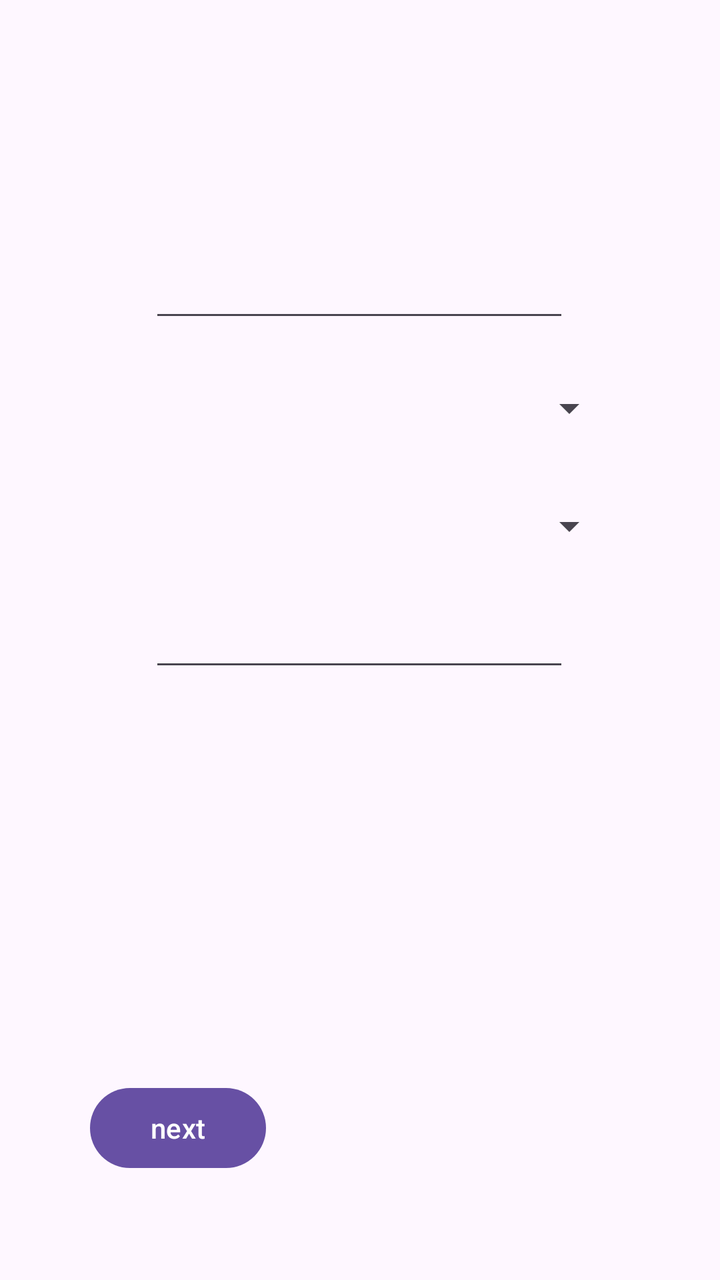
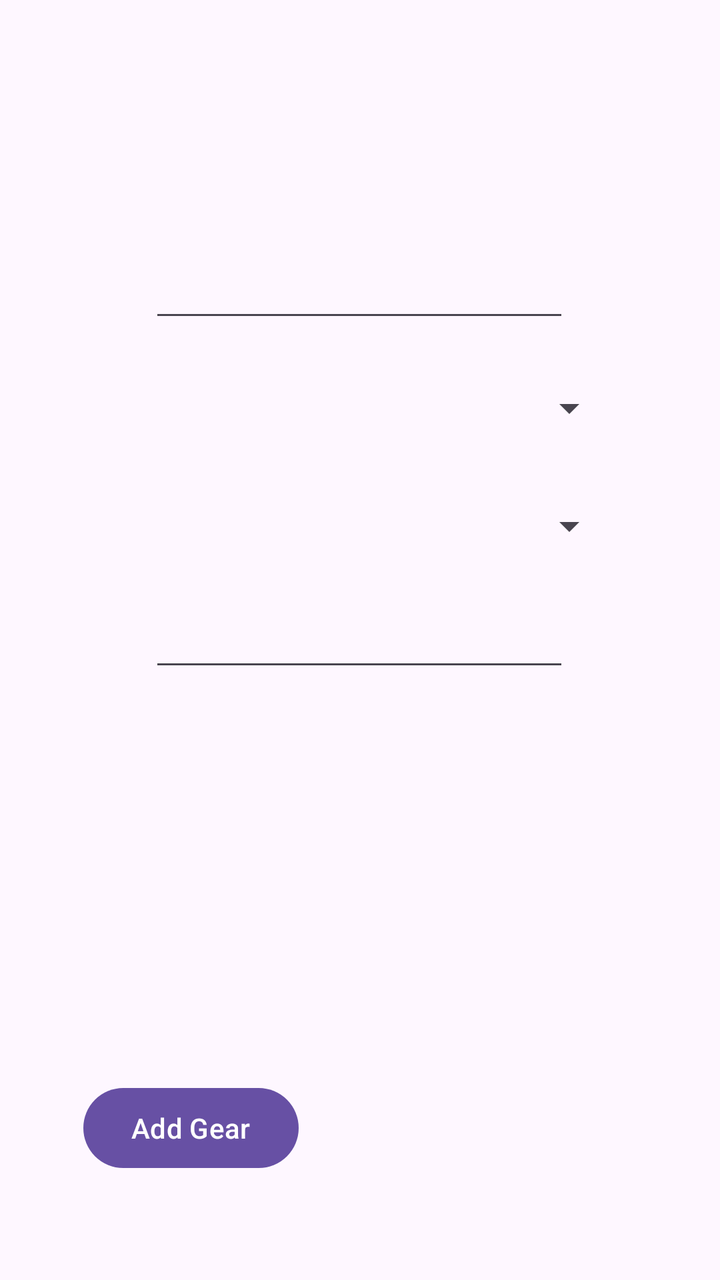

Before-and-after screenshots of an Android layout around one commit, followed by the original layout XML and the change that was made.
<!-- AndroidManifest.xml: application theme Theme.Ima51122026g1practicumST10515004 -->
<!-- res/layout/activity_page2.xml -->
<?xml version="1.0" encoding="utf-8"?>
<androidx.constraintlayout.widget.ConstraintLayout xmlns:android="http://schemas.android.com/apk/res/android"
    xmlns:app="http://schemas.android.com/apk/res-auto"
    xmlns:tools="http://schemas.android.com/tools"
    android:id="@+id/main"
    android:layout_width="match_parent"
    android:layout_height="match_parent"
    tools:context=".input">

    <EditText
        android:id="@+id/Item"
        android:layout_width="wrap_content"
        android:layout_height="wrap_content"
        android:ems="10"
        android:inputType="text"
        android:text=""
        app:layout_constraintBottom_toBottomOf="parent"
        app:layout_constraintEnd_toEndOf="parent"
        app:layout_constraintHorizontal_bias="0.497"
        app:layout_constraintStart_toStartOf="parent"
        app:layout_constraintTop_toTopOf="parent"
        app:layout_constraintVertical_bias="0.208"
        />

    <EditText
        android:id="@+id/comment"
        android:layout_width="wrap_content"
        android:layout_height="wrap_content"
        android:ems="10"
        android:inputType="text"
        android:text=""
        app:layout_constraintBottom_toBottomOf="parent"
        app:layout_constraintEnd_toEndOf="parent"
        app:layout_constraintHorizontal_bias="0.497"
        app:layout_constraintStart_toStartOf="parent"
        app:layout_constraintTop_toTopOf="parent" />

    <Spinner
        android:id="@+id/quantity"
        android:layout_width="257dp"
        android:layout_height="49dp"
        app:layout_constraintBottom_toBottomOf="parent"
        app:layout_constraintEnd_toEndOf="parent"
        app:layout_constraintStart_toStartOf="parent"
        app:layout_constraintTop_toTopOf="parent"
        app:layout_constraintVertical_bias="0.404" />

    <Spinner
        android:id="@+id/catagory"
        android:layout_width="257dp"
        android:layout_height="49dp"
        app:layout_constraintBottom_toBottomOf="parent"
        app:layout_constraintEnd_toEndOf="parent"
        app:layout_constraintStart_toStartOf="parent"
        app:layout_constraintTop_toTopOf="parent"
        app:layout_constraintVertical_bias="0.304" />

    <Button
        android:id="@+id/Next"
        android:layout_width="wrap_content"
        android:layout_height="wrap_content"
        android:text="next"
        app:layout_constraintBottom_toBottomOf="parent"
        app:layout_constraintEnd_toEndOf="parent"
        app:layout_constraintHorizontal_bias="0.165"
        app:layout_constraintStart_toStartOf="parent"
        app:layout_constraintTop_toTopOf="parent"
        app:layout_constraintVertical_bias="0.912" />

</androidx.constraintlayout.widget.ConstraintLayout>
<!-- resources referenced by this layout -->
<resources>
  <style name="Theme.Ima51122026g1practicumST10515004" parent="Base.Theme.Ima51122026g1practicumST10515004" />
  <style name="Base.Theme.Ima51122026g1practicumST10515004" parent="Theme.Material3.DayNight.NoActionBar">
          
          
      </style>
</resources>

<!-- the commit's change to res/layout/activity_page2.xml (unified diff, before → after) -->
@@ -56,10 +56,10 @@
         app:layout_constraintVertical_bias="0.304" />
 
     <Button
-        android:id="@+id/Next"
+        android:id="@+id/Addgear"
         android:layout_width="wrap_content"
         android:layout_height="wrap_content"
-        android:text="next"
+        android:text="Add Gear"
         app:layout_constraintBottom_toBottomOf="parent"
         app:layout_constraintEnd_toEndOf="parent"
         app:layout_constraintHorizontal_bias="0.165"
